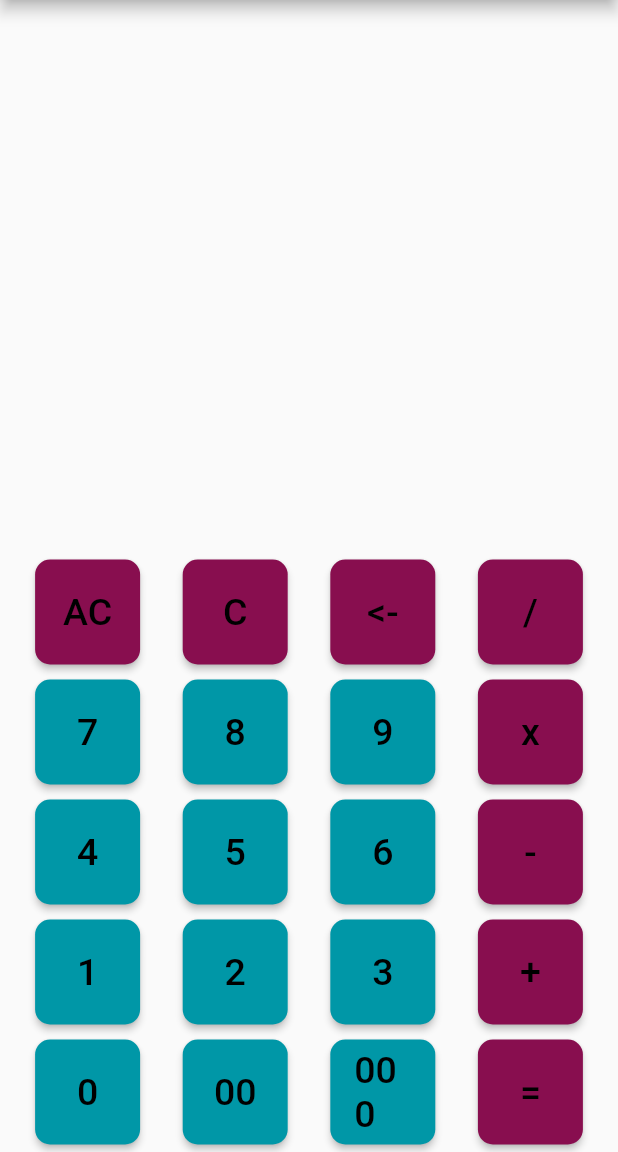
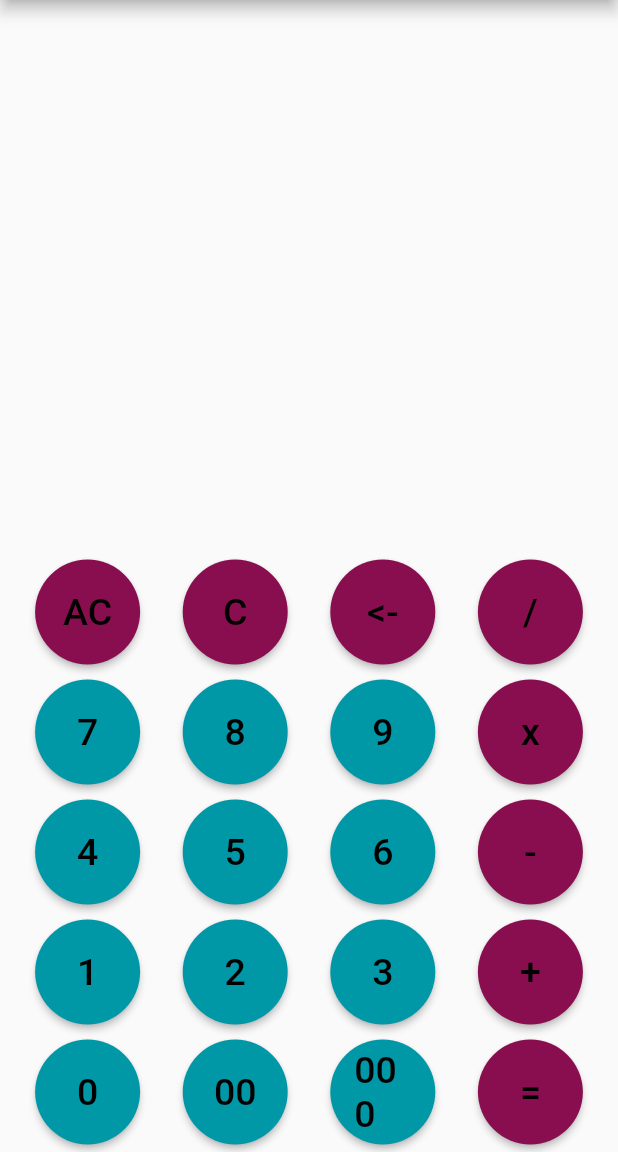
Before and after one commit to Rucha1060/flutter_task2, a Flutter app: the screen it shows after launch, on a phone screen of 412 x 824 dp, the part 84-1236 px from its top. Run offline on Flutter 3.47's test engine with Material 2 defaults, Android fonts, the phone set to English and light mode, and no system bars.

```diff
--- a/lib/calculator_btn.dart
+++ b/lib/calculator_btn.dart
@@ -14,7 +14,7 @@ class CalcButton extends StatelessWidget {
           height: 70,
           // ignore: deprecated_member_use
           child: RaisedButton(
-              shape: RoundedRectangleBorder(borderRadius: BorderRadius.circular(10)),
+              shape: RoundedRectangleBorder(borderRadius: BorderRadius.circular(50)),
               onPressed: () {
                 callback(no);
               },
```
Also changed, not shown: 1 other file.
